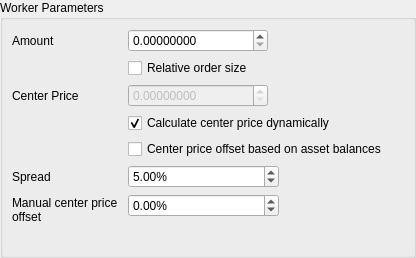
This is dexbot/views/ui/forms/relative_orders_widget.ui in xeroc/stakemachine as Qt 5 draws it before an edit. The edited form follows.
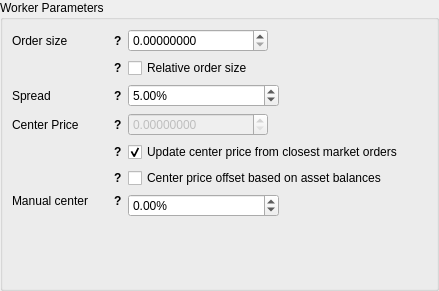
This is the edited form.

Commit message: Add tooltips to strategies

The edit to the form file:
```diff
--- a/dexbot/views/ui/forms/relative_orders_widget.ui
+++ b/dexbot/views/ui/forms/relative_orders_widget.ui
@@ -6,8 +6,8 @@
    <rect>
     <x>0</x>
     <y>0</y>
-    <width>416</width>
-    <height>258</height>
+    <width>439</width>
+    <height>291</height>
    </rect>
   </property>
   <property name="windowTitle">
@@ -48,9 +48,9 @@
        <number>9</number>
       </property>
       <item row="0" column="0">
-       <widget class="QLabel" name="amount_label">
+       <widget class="QWidget" name="order_size_wrap" native="true">
         <property name="sizePolicy">
-         <sizepolicy hsizetype="Maximum" vsizetype="Preferred">
+         <sizepolicy hsizetype="Fixed" vsizetype="Preferred">
           <horstretch>0</horstretch>
           <verstretch>0</verstretch>
          </sizepolicy>
@@ -67,12 +67,79 @@
           <height>16777215</height>
          </size>
         </property>
-        <property name="text">
-         <string>Amount</string>
-        </property>
-        <property name="buddy">
-         <cstring>amount_input</cstring>
-        </property>
+        <layout class="QHBoxLayout" name="horizontalLayout_2">
+         <property name="spacing">
+          <number>0</number>
+         </property>
+         <property name="leftMargin">
+          <number>0</number>
+         </property>
+         <property name="topMargin">
+          <number>0</number>
+         </property>
+         <property name="rightMargin">
+          <number>0</number>
+         </property>
+         <property name="bottomMargin">
+          <number>0</number>
+         </property>
+         <item>
+          <widget class="QLabel" name="order_size_label">
+           <property name="sizePolicy">
+            <sizepolicy hsizetype="Minimum" vsizetype="Preferred">
+             <horstretch>0</horstretch>
+             <verstretch>0</verstretch>
+            </sizepolicy>
+           </property>
+           <property name="minimumSize">
+            <size>
+             <width>0</width>
+             <height>0</height>
+            </size>
+           </property>
+           <property name="maximumSize">
+            <size>
+             <width>16777215</width>
+             <height>16777215</height>
+            </size>
+           </property>
+           <property name="text">
+            <string>Order size</string>
+           </property>
+           <property name="buddy">
+            <cstring>amount_input</cstring>
+           </property>
+          </widget>
+         </item>
+         <item>
+          <widget class="QLabel" name="order_size_tooltip">
+           <property name="sizePolicy">
+            <sizepolicy hsizetype="Fixed" vsizetype="Preferred">
+             <horstretch>0</horstretch>
+             <verstretch>0</verstretch>
+            </sizepolicy>
+           </property>
+           <property name="font">
+            <font>
+             <weight>75</weight>
+             <bold>true</bold>
+            </font>
+           </property>
+           <property name="cursor">
+            <cursorShape>WhatsThisCursor</cursorShape>
+           </property>
+           <property name="toolTip">
+            <string>Fixed order size, expressed in quote asset, unless &quot;relative order size&quot; selected</string>
+           </property>
+           <property name="text">
+            <string>?</string>
+           </property>
+           <property name="margin">
+            <number>5</number>
+           </property>
+          </widget>
+         </item>
+        </layout>
        </widget>
       </item>
       <item row="0" column="1">
@@ -100,10 +167,10 @@
         </property>
        </widget>
       </item>
-      <item row="3" column="0">
-       <widget class="QLabel" name="center_price_label">
+      <item row="1" column="0">
+       <widget class="QWidget" name="relative_order_size_wrap" native="true">
         <property name="sizePolicy">
-         <sizepolicy hsizetype="Maximum" vsizetype="Preferred">
+         <sizepolicy hsizetype="Fixed" vsizetype="Preferred">
           <horstretch>0</horstretch>
           <verstretch>0</verstretch>
          </sizepolicy>
@@ -120,15 +187,169 @@
           <height>16777215</height>
          </size>
         </property>
+        <layout class="QHBoxLayout" name="horizontalLayout_6">
+         <property name="spacing">
+          <number>0</number>
+         </property>
+         <property name="leftMargin">
+          <number>0</number>
+         </property>
+         <property name="topMargin">
+          <number>0</number>
+         </property>
+         <property name="rightMargin">
+          <number>0</number>
+         </property>
+         <property name="bottomMargin">
+          <number>0</number>
+         </property>
+         <item>
+          <spacer name="horizontalSpacer">
+           <property name="orientation">
+            <enum>Qt::Horizontal</enum>
+           </property>
+           <property name="sizeHint" stdset="0">
+            <size>
+             <width>40</width>
+             <height>20</height>
+            </size>
+           </property>
+          </spacer>
+         </item>
+         <item>
+          <widget class="QLabel" name="relative_order_size_tooltip">
+           <property name="sizePolicy">
+            <sizepolicy hsizetype="Fixed" vsizetype="Preferred">
+             <horstretch>0</horstretch>
+             <verstretch>0</verstretch>
+            </sizepolicy>
+           </property>
+           <property name="font">
+            <font>
+             <weight>75</weight>
+             <bold>true</bold>
+            </font>
+           </property>
+           <property name="cursor">
+            <cursorShape>WhatsThisCursor</cursorShape>
+           </property>
+           <property name="toolTip">
+            <string>Amount is expressed as a percentage of the account balance of quote/base asset</string>
+           </property>
+           <property name="text">
+            <string>?</string>
+           </property>
+           <property name="margin">
+            <number>5</number>
+           </property>
+          </widget>
+         </item>
+        </layout>
+       </widget>
+      </item>
+      <item row="1" column="1">
+       <widget class="QCheckBox" name="relative_order_size_checkbox">
         <property name="text">
-         <string>Center Price</string>
+         <string>Relative order size</string>
         </property>
-        <property name="buddy">
-         <cstring>center_price_input</cstring>
+       </widget>
+      </item>
+      <item row="5" column="0">
+       <widget class="QWidget" name="center_price_wrap" native="true">
+        <property name="sizePolicy">
+         <sizepolicy hsizetype="Fixed" vsizetype="Preferred">
+          <horstretch>0</horstretch>
+          <verstretch>0</verstretch>
+         </sizepolicy>
         </property>
+        <property name="minimumSize">
+         <size>
+          <width>110</width>
+          <height>0</height>
+         </size>
+        </property>
+        <property name="maximumSize">
+         <size>
+          <width>110</width>
+          <height>16777215</height>
+         </size>
+        </property>
+        <layout class="QHBoxLayout" name="horizontalLayout_3">
+         <property name="spacing">
+          <number>0</number>
+         </property>
+         <property name="leftMargin">
+          <number>0</number>
+         </property>
+         <property name="topMargin">
+          <number>0</number>
+         </property>
+         <property name="rightMargin">
+          <number>0</number>
+         </property>
+         <property name="bottomMargin">
+          <number>0</number>
+         </property>
+         <item>
+          <widget class="QLabel" name="center_price_label">
+           <property name="sizePolicy">
+            <sizepolicy hsizetype="Minimum" vsizetype="Preferred">
+             <horstretch>0</horstretch>
+             <verstretch>0</verstretch>
+            </sizepolicy>
+           </property>
+           <property name="minimumSize">
+            <size>
+             <width>0</width>
+             <height>0</height>
+            </size>
+           </property>
+           <property name="maximumSize">
+            <size>
+             <width>16777215</width>
+             <height>16777215</height>
+            </size>
+           </property>
+           <property name="text">
+            <string>Center Price</string>
+           </property>
+           <property name="buddy">
+            <cstring>center_price_input</cstring>
+           </property>
+          </widget>
+         </item>
+         <item>
+          <widget class="QLabel" name="center_price_tooltip">
+           <property name="sizePolicy">
+            <sizepolicy hsizetype="Fixed" vsizetype="Preferred">
+             <horstretch>0</horstretch>
+             <verstretch>0</verstretch>
+            </sizepolicy>
+           </property>
+           <property name="font">
+            <font>
+             <weight>75</weight>
+             <bold>true</bold>
+            </font>
+           </property>
+           <property name="cursor">
+            <cursorShape>WhatsThisCursor</cursorShape>
+           </property>
+           <property name="toolTip">
+            <string>Fixed center price expressed in base asset: base/quote</string>
+           </property>
+           <property name="text">
+            <string>?</string>
+           </property>
+           <property name="margin">
+            <number>5</number>
+           </property>
+          </widget>
+         </item>
+        </layout>
        </widget>
       </item>
-      <item row="3" column="1">
+      <item row="5" column="1">
        <widget class="QDoubleSpinBox" name="center_price_input">
         <property name="enabled">
          <bool>false</bool>
@@ -166,9 +387,9 @@
        </widget>
       </item>
       <item row="7" column="0">
-       <widget class="QLabel" name="spread_label">
+       <widget class="QWidget" name="center_price_dynamic_wrap" native="true">
         <property name="sizePolicy">
-         <sizepolicy hsizetype="Maximum" vsizetype="Preferred">
+         <sizepolicy hsizetype="Fixed" vsizetype="Preferred">
           <horstretch>0</horstretch>
           <verstretch>0</verstretch>
          </sizepolicy>
@@ -185,72 +406,97 @@
           <height>16777215</height>
          </size>
         </property>
-        <property name="text">
-         <string>Spread</string>
-        </property>
-        <property name="buddy">
-         <cstring>spread_input</cstring>
-        </property>
+        <layout class="QHBoxLayout" name="horizontalLayout_4">
+         <property name="spacing">
+          <number>0</number>
+         </property>
+         <property name="leftMargin">
+          <number>0</number>
+         </property>
+         <property name="topMargin">
+          <number>0</number>
+         </property>
+         <property name="rightMargin">
+          <number>0</number>
+         </property>
+         <property name="bottomMargin">
+          <number>0</number>
+         </property>
+         <item>
+          <spacer name="horizontalSpacer_4">
+           <property name="orientation">
+            <enum>Qt::Horizontal</enum>
+           </property>
+           <property name="sizeHint" stdset="0">
+            <size>
+             <width>40</width>
+             <height>20</height>
+            </size>
+           </property>
+          </spacer>
+         </item>
+         <item>
+          <widget class="QLabel" name="center_price_dynamic_tooltip">
+           <property name="sizePolicy">
+            <sizepolicy hsizetype="Fixed" vsizetype="Preferred">
+             <horstretch>0</horstretch>
+             <verstretch>0</verstretch>
+            </sizepolicy>
+           </property>
+           <property name="font">
+            <font>
+             <weight>75</weight>
+             <bold>true</bold>
+            </font>
+           </property>
+           <property name="cursor">
+            <cursorShape>WhatsThisCursor</cursorShape>
+           </property>
+           <property name="toolTip">
+            <string>Always calculate the middle of the closest opposite market orders</string>
+           </property>
+           <property name="text">
+            <string>?</string>
+           </property>
+           <property name="margin">
+            <number>5</number>
+           </property>
+          </widget>
+         </item>
+        </layout>
        </widget>
       </item>
       <item row="7" column="1">
-       <widget class="QDoubleSpinBox" name="spread_input">
-        <property name="sizePolicy">
-         <sizepolicy hsizetype="Fixed" vsizetype="Fixed">
-          <horstretch>0</horstretch>
-          <verstretch>0</verstretch>
-         </sizepolicy>
-        </property>
-        <property name="minimumSize">
-         <size>
-          <width>151</width>
-          <height>0</height>
-         </size>
-        </property>
-        <property name="locale">
-         <locale language="English" country="UnitedStates"/>
-        </property>
-        <property name="suffix">
-         <string>%</string>
-        </property>
-        <property name="maximum">
-         <double>100000.000000000000000</double>
-        </property>
-        <property name="value">
-         <double>5.000000000000000</double>
-        </property>
-       </widget>
-      </item>
-      <item row="5" column="1">
        <widget class="QCheckBox" name="center_price_dynamic_checkbox">
+        <property name="sizePolicy">
+         <sizepolicy hsizetype="Preferred" vsizetype="Preferred">
+          <horstretch>0</horstretch>
+          <verstretch>0</verstretch>
+         </sizepolicy>
+        </property>
         <property name="text">
-         <string>Calculate center price dynamically</string>
+         <string>Update center price from closest market orders</string>
         </property>
         <property name="checked">
          <bool>true</bool>
         </property>
-       </widget>
-      </item>
-      <item row="1" column="1">
-       <widget class="QCheckBox" name="relative_order_size_checkbox">
-        <property name="text">
-         <string>Relative order size</string>
-        </property>
-       </widget>
-      </item>
-      <item row="6" column="1">
-       <widget class="QCheckBox" name="center_price_offset_checkbox">
-        <property name="text">
-         <string>Center price offset based on asset balances</string>
+        <property name="tristate">
+         <bool>false</bool>
         </property>
        </widget>
       </item>
       <item row="8" column="0">
-       <widget class="QLabel" name="manual_offset_label">
+       <widget class="QWidget" name="balance_offset_wrap" native="true">
+        <property name="sizePolicy">
+         <sizepolicy hsizetype="Fixed" vsizetype="Preferred">
+          <horstretch>0</horstretch>
+          <verstretch>0</verstretch>
+         </sizepolicy>
+        </property>
         <property name="minimumSize">
          <size>
           <width>110</width>
-          <height>31</height>
+          <height>0</height>
          </size>
         </property>
         <property name="maximumSize">
@@ -259,18 +505,74 @@
           <height>16777215</height>
          </size>
         </property>
-        <property name="text">
-         <string>Manual center price offset</string>
-        </property>
-        <property name="wordWrap">
-         <bool>true</bool>
-        </property>
-        <property name="buddy">
-         <cstring>manual_offset_input</cstring>
-        </property>
+        <layout class="QHBoxLayout" name="horizontalLayout_8">
+         <property name="spacing">
+          <number>0</number>
+         </property>
+         <property name="leftMargin">
+          <number>0</number>
+         </property>
+         <property name="topMargin">
+          <number>0</number>
+         </property>
+         <property name="rightMargin">
+          <number>0</number>
+         </property>
+         <property name="bottomMargin">
+          <number>0</number>
+         </property>
+         <item>
+          <spacer name="horizontalSpacer_3">
+           <property name="orientation">
+            <enum>Qt::Horizontal</enum>
+           </property>
+           <property name="sizeHint" stdset="0">
+            <size>
+             <width>40</width>
+             <height>20</height>
+            </size>
+           </property>
+          </spacer>
+         </item>
+         <item>
+          <widget class="QLabel" name="balance_offset_tooltip">
+           <property name="sizePolicy">
+            <sizepolicy hsizetype="Fixed" vsizetype="Preferred">
+             <horstretch>0</horstretch>
+             <verstretch>0</verstretch>
+            </sizepolicy>
+           </property>
+           <property name="font">
+            <font>
+             <weight>75</weight>
+             <bold>true</bold>
+            </font>
+           </property>
+           <property name="cursor">
+            <cursorShape>WhatsThisCursor</cursorShape>
+           </property>
+           <property name="toolTip">
+            <string>Automatically adjust orders up or down based on the imbalance of your assets</string>
+           </property>
+           <property name="text">
+            <string>?</string>
+           </property>
+           <property name="margin">
+            <number>5</number>
+           </property>
+          </widget>
+         </item>
+        </layout>
        </widget>
       </item>
       <item row="8" column="1">
+       <widget class="QCheckBox" name="center_price_offset_checkbox">
+        <property name="text">
+         <string>Center price offset based on asset balances</string>
+        </property>
+       </widget>
+      </item>
+      <item row="10" column="1">
        <widget class="QDoubleSpinBox" name="manual_offset_input">
         <property name="sizePolicy">
          <sizepolicy hsizetype="Fixed" vsizetype="Fixed">
@@ -298,6 +600,227 @@
         </property>
        </widget>
       </item>
+      <item row="10" column="0">
+       <widget class="QWidget" name="manual_offset_wrap" native="true">
+        <property name="sizePolicy">
+         <sizepolicy hsizetype="Fixed" vsizetype="Fixed">
+          <horstretch>0</horstretch>
+          <verstretch>0</verstretch>
+         </sizepolicy>
+        </property>
+        <property name="minimumSize">
+         <size>
+          <width>110</width>
+          <height>0</height>
+         </size>
+        </property>
+        <property name="maximumSize">
+         <size>
+          <width>110</width>
+          <height>16777215</height>
+         </size>
+        </property>
+        <layout class="QHBoxLayout" name="horizontalLayout_5">
+         <property name="leftMargin">
+          <number>0</number>
+         </property>
+         <property name="topMargin">
+          <number>0</number>
+         </property>
+         <property name="rightMargin">
+          <number>0</number>
+         </property>
+         <property name="bottomMargin">
+          <number>0</number>
+         </property>
+         <item>
+          <widget class="QLabel" name="manual_offset_label">
+           <property name="sizePolicy">
+            <sizepolicy hsizetype="Minimum" vsizetype="Preferred">
+             <horstretch>0</horstretch>
+             <verstretch>0</verstretch>
+            </sizepolicy>
+           </property>
+           <property name="minimumSize">
+            <size>
+             <width>0</width>
+             <height>0</height>
+            </size>
+           </property>
+           <property name="maximumSize">
+            <size>
+             <width>16777215</width>
+             <height>16777215</height>
+            </size>
+           </property>
+           <property name="toolTip">
+            <string/>
+           </property>
+           <property name="text">
+            <string>Manual center price offset</string>
+           </property>
+           <property name="wordWrap">
+            <bool>true</bool>
+           </property>
+           <property name="buddy">
+            <cstring>manual_offset_input</cstring>
+           </property>
+          </widget>
+         </item>
+         <item>
+          <widget class="QLabel" name="manual_offset_tooltip">
+           <property name="sizePolicy">
+            <sizepolicy hsizetype="Fixed" vsizetype="Preferred">
+             <horstretch>0</horstretch>
+             <verstretch>0</verstretch>
+            </sizepolicy>
+           </property>
+           <property name="font">
+            <font>
+             <weight>75</weight>
+             <bold>true</bold>
+            </font>
+           </property>
+           <property name="cursor">
+            <cursorShape>WhatsThisCursor</cursorShape>
+           </property>
+           <property name="toolTip">
+            <string>Manually adjust orders up or down. Works independently of other offsets and doesn't override them</string>
+           </property>
+           <property name="text">
+            <string>?</string>
+           </property>
+           <property name="margin">
+            <number>5</number>
+           </property>
+          </widget>
+         </item>
+        </layout>
+       </widget>
+      </item>
+      <item row="2" column="0">
+       <widget class="QWidget" name="spread_wrap" native="true">
+        <property name="sizePolicy">
+         <sizepolicy hsizetype="Fixed" vsizetype="Preferred">
+          <horstretch>0</horstretch>
+          <verstretch>0</verstretch>
+         </sizepolicy>
+        </property>
+        <property name="minimumSize">
+         <size>
+          <width>110</width>
+          <height>0</height>
+         </size>
+        </property>
+        <property name="maximumSize">
+         <size>
+          <width>110</width>
+          <height>16777215</height>
+         </size>
+        </property>
+        <layout class="QHBoxLayout" name="horizontalLayout_9">
+         <property name="spacing">
+          <number>0</number>
+         </property>
+         <property name="leftMargin">
+          <number>0</number>
+         </property>
+         <property name="topMargin">
+          <number>0</number>
+         </property>
+         <property name="rightMargin">
+          <number>0</number>
+         </property>
+         <property name="bottomMargin">
+          <number>0</number>
+         </property>
+         <item>
+          <widget class="QLabel" name="spread_label">
+           <property name="sizePolicy">
+            <sizepolicy hsizetype="Minimum" vsizetype="Preferred">
+             <horstretch>0</horstretch>
+             <verstretch>0</verstretch>
+            </sizepolicy>
+           </property>
+           <property name="minimumSize">
+            <size>
+             <width>0</width>
+             <height>0</height>
+            </size>
+           </property>
+           <property name="maximumSize">
+            <size>
+             <width>16777215</width>
+             <height>16777215</height>
+            </size>
+           </property>
+           <property name="text">
+            <string>Spread</string>
+           </property>
+           <property name="buddy">
+            <cstring>spread_input</cstring>
+           </property>
+          </widget>
+         </item>
+         <item>
+          <widget class="QLabel" name="spread_tooltip">
+           <property name="sizePolicy">
+            <sizepolicy hsizetype="Fixed" vsizetype="Preferred">
+             <horstretch>0</horstretch>
+             <verstretch>0</verstretch>
+            </sizepolicy>
+           </property>
+           <property name="font">
+            <font>
+             <weight>75</weight>
+             <bold>true</bold>
+            </font>
+           </property>
+           <property name="cursor">
+            <cursorShape>WhatsThisCursor</cursorShape>
+           </property>
+           <property name="toolTip">
+            <string>The percentage difference between buy and sell</string>
+           </property>
+           <property name="text">
+            <string>?</string>
+           </property>
+           <property name="margin">
+            <number>5</number>
+           </property>
+          </widget>
+         </item>
+        </layout>
+       </widget>
+      </item>
+      <item row="2" column="1">
+       <widget class="QDoubleSpinBox" name="spread_input">
+        <property name="sizePolicy">
+         <sizepolicy hsizetype="Fixed" vsizetype="Fixed">
+          <horstretch>0</horstretch>
+          <verstretch>0</verstretch>
+         </sizepolicy>
+        </property>
+        <property name="minimumSize">
+         <size>
+          <width>151</width>
+          <height>0</height>
+         </size>
+        </property>
+        <property name="locale">
+         <locale language="English" country="UnitedStates"/>
+        </property>
+        <property name="suffix">
+         <string>%</string>
+        </property>
+        <property name="maximum">
+         <double>100000.000000000000000</double>
+        </property>
+        <property name="value">
+         <double>5.000000000000000</double>
+        </property>
+       </widget>
+      </item>
      </layout>
     </widget>
    </item>
```
Left out of the diff: 6 changed lines with no effect on the pictures. The commit also changes 2 other files.
